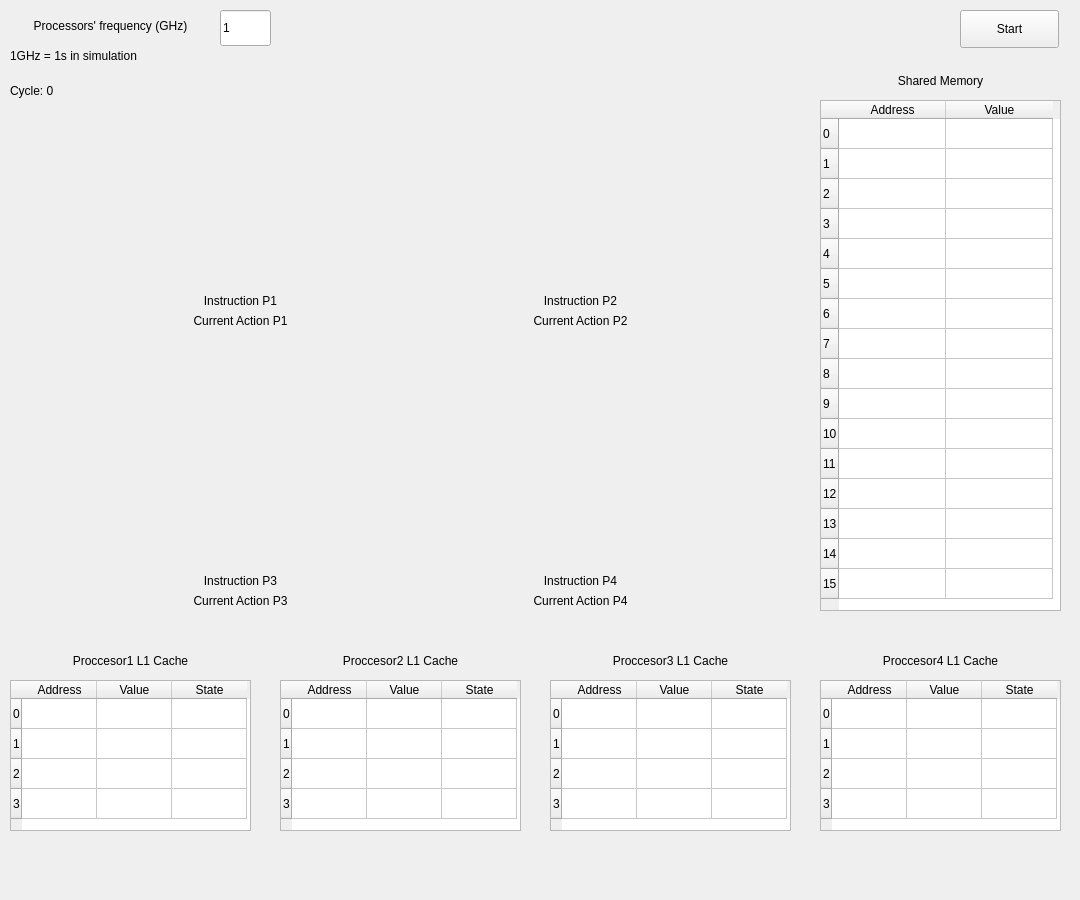
First picture: the form in gui/mainwindow.ui, repository ErickOF/CE4302-Coherence-Protocols-In-Multiprocessor-Systems, before the edit.
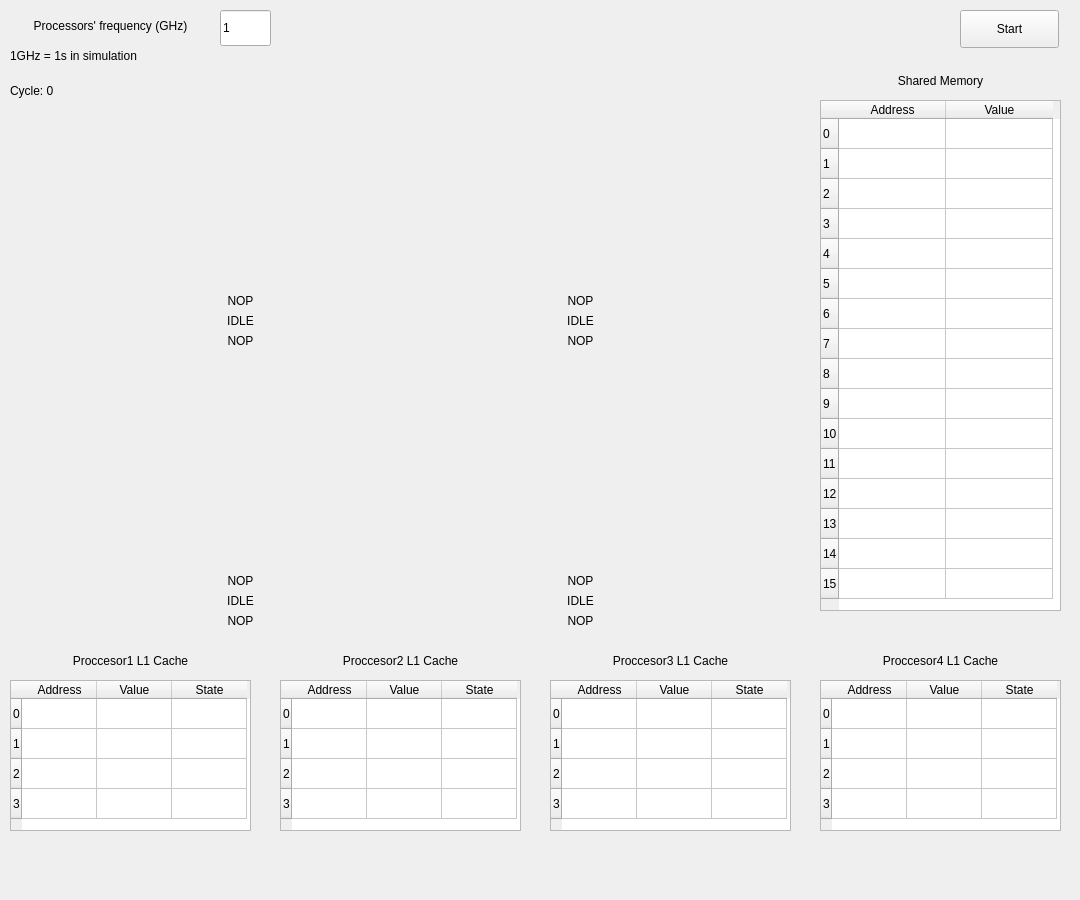
Second picture: the form after the edit. Icons and pictures are not drawn.

Commit message: [Updat] - Searches in Cache and displays the previous intruction, the current action and instruction

Diff of the .ui file:
```diff
--- a/gui/mainwindow.ui
+++ b/gui/mainwindow.ui
@@ -478,7 +478,7 @@
      </rect>
     </property>
     <property name="text">
-     <string>Instruction P1</string>
+     <string>NOP</string>
     </property>
     <property name="alignment">
      <set>Qt::AlignCenter</set>
@@ -494,7 +494,7 @@
      </rect>
     </property>
     <property name="text">
-     <string>Instruction P2</string>
+     <string>NOP</string>
     </property>
     <property name="alignment">
      <set>Qt::AlignCenter</set>
@@ -510,7 +510,7 @@
      </rect>
     </property>
     <property name="text">
-     <string>Instruction P3</string>
+     <string>NOP</string>
     </property>
     <property name="alignment">
      <set>Qt::AlignCenter</set>
@@ -526,7 +526,7 @@
      </rect>
     </property>
     <property name="text">
-     <string>Instruction P4</string>
+     <string>NOP</string>
     </property>
     <property name="alignment">
      <set>Qt::AlignCenter</set>
@@ -542,7 +542,7 @@
      </rect>
     </property>
     <property name="text">
-     <string>Current Action P1</string>
+     <string>IDLE</string>
     </property>
     <property name="alignment">
      <set>Qt::AlignCenter</set>
@@ -558,7 +558,7 @@
      </rect>
     </property>
     <property name="text">
-     <string>Current Action P2</string>
+     <string>IDLE</string>
     </property>
     <property name="alignment">
      <set>Qt::AlignCenter</set>
@@ -574,7 +574,7 @@
      </rect>
     </property>
     <property name="text">
-     <string>Current Action P3</string>
+     <string>IDLE</string>
     </property>
     <property name="alignment">
      <set>Qt::AlignCenter</set>
@@ -590,7 +590,7 @@
      </rect>
     </property>
     <property name="text">
-     <string>Current Action P4</string>
+     <string>IDLE</string>
     </property>
     <property name="alignment">
      <set>Qt::AlignCenter</set>
@@ -667,6 +667,70 @@
      <string>Cycle: 0</string>
     </property>
    </widget>
+   <widget class="QLabel" name="lblP1PInstr">
+    <property name="geometry">
+     <rect>
+      <x>120</x>
+      <y>330</y>
+      <width>241</width>
+      <height>22</height>
+     </rect>
+    </property>
+    <property name="text">
+     <string>NOP</string>
+    </property>
+    <property name="alignment">
+     <set>Qt::AlignCenter</set>
+    </property>
+   </widget>
+   <widget class="QLabel" name="lblP2PInstr">
+    <property name="geometry">
+     <rect>
+      <x>460</x>
+      <y>330</y>
+      <width>241</width>
+      <height>22</height>
+     </rect>
+    </property>
+    <property name="text">
+     <string>NOP</string>
+    </property>
+    <property name="alignment">
+     <set>Qt::AlignCenter</set>
+    </property>
+   </widget>
+   <widget class="QLabel" name="lblP3PInstr">
+    <property name="geometry">
+     <rect>
+      <x>120</x>
+      <y>610</y>
+      <width>241</width>
+      <height>22</height>
+     </rect>
+    </property>
+    <property name="text">
+     <string>NOP</string>
+    </property>
+    <property name="alignment">
+     <set>Qt::AlignCenter</set>
+    </property>
+   </widget>
+   <widget class="QLabel" name="lblP4PInstr">
+    <property name="geometry">
+     <rect>
+      <x>460</x>
+      <y>610</y>
+      <width>241</width>
+      <height>22</height>
+     </rect>
+    </property>
+    <property name="text">
+     <string>NOP</string>
+    </property>
+    <property name="alignment">
+     <set>Qt::AlignCenter</set>
+    </property>
+   </widget>
   </widget>
   <widget class="QMenuBar" name="menubar">
    <property name="geometry">
```
The commit also changes 6 other files.
